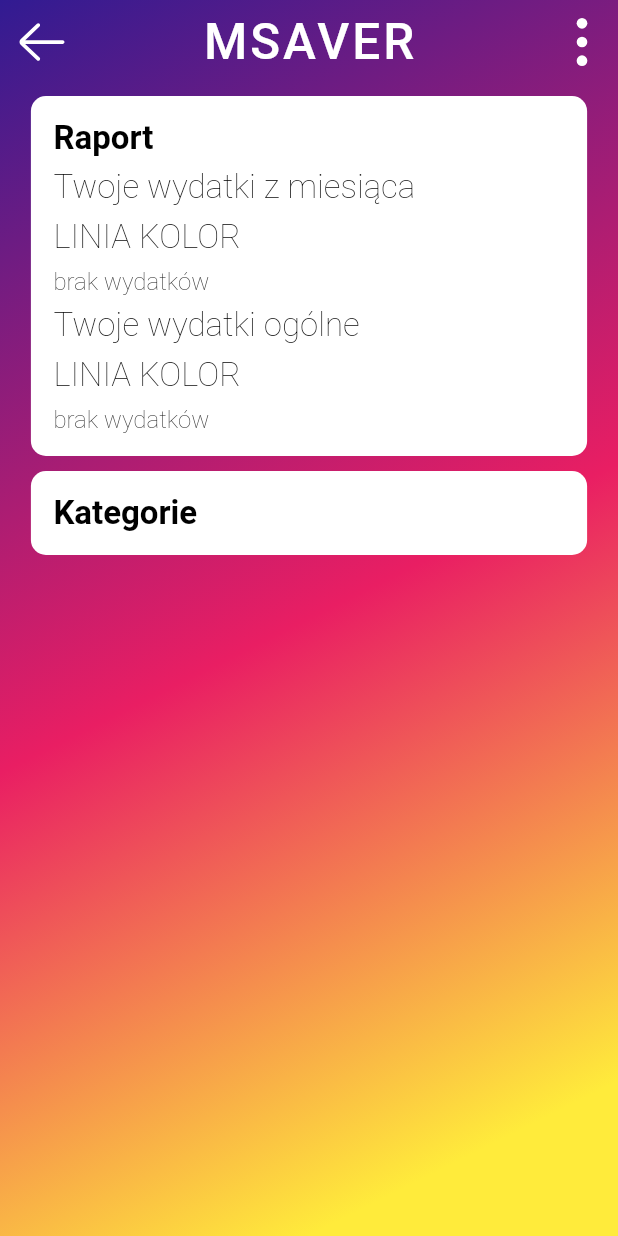
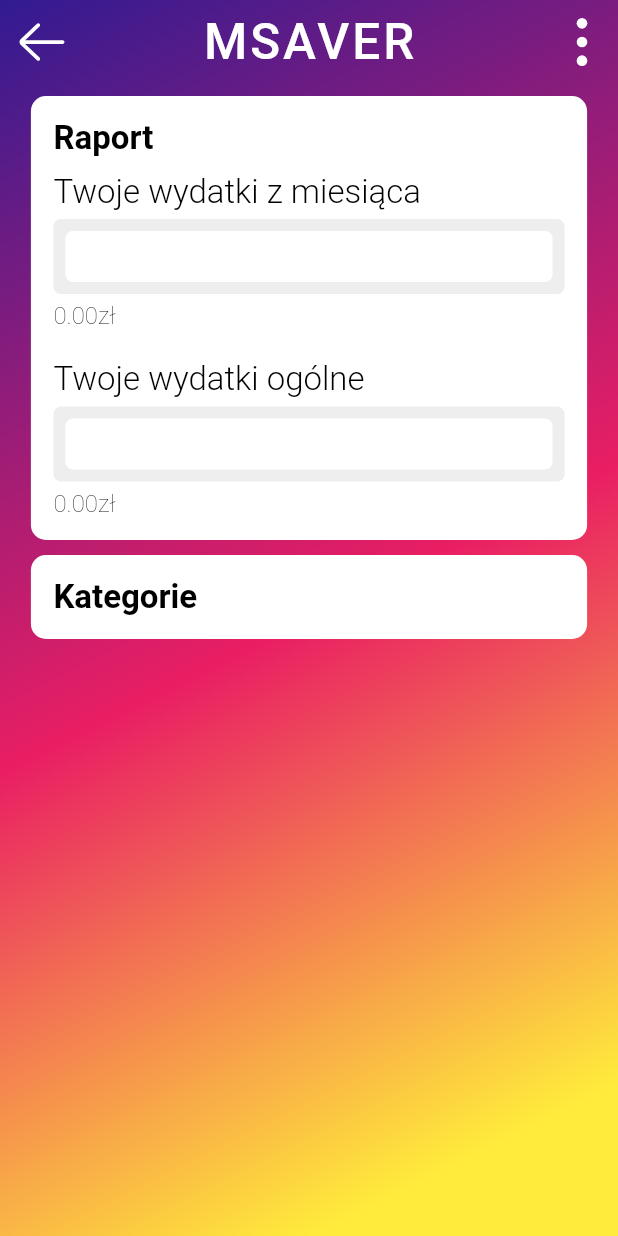
Before and after one commit to kczereczon/flutter_budgetapp_msaver, a Flutter app: the screen it shows after launch, after a tap on "REPORT", on a phone screen of 412 x 824 dp. Run offline on Flutter 3.47's test engine with Material 2 defaults, Android fonts, the phone set to English and light mode, and no system bars; our stand-ins replace flutter_colorpicker, flutter_svg, sqflite; missing offline and left inert: dart:ffi; accounts and stored records are empty.

Commit message:
Dodano wykresy

```diff
--- /dev/null
+++ b/lib/screens/raport/components/BarChart.dart
@@ -0,0 +1,82 @@
+import 'package:flutter/material.dart';
+
+class BarChart extends StatelessWidget {
+  final List items;
+  BarChart({Key key, @required this.items}) : super(key: key);
+
+  @override
+  Widget build(BuildContext context) {
+    return Container(
+        margin: EdgeInsets.symmetric(vertical: 5),
+        height: 50,
+        padding: EdgeInsets.all(8),
+        decoration: BoxDecoration(
+          color: Colors.grey[200],
+          borderRadius: BorderRadius.circular(5),
+        ),
+        child: Container(
+          height: 50,
+          decoration: BoxDecoration(
+            color: Colors.white,
+            borderRadius: BorderRadius.circular(5),
+          ),
+          child: Row(
+            mainAxisSize: MainAxisSize.max,
+            children: [
+              for (var item in this.items)
+                BarItem(color: Color(item['c_color']), size: item['sum']/this.totalSum())
+            ],
+          ),
+        ));
+  }
+
+  double totalSum() {
+    double sum = 0;
+    this.items.forEach((element) {
+      sum += element['sum'];
+    });
+    print("suma to: "+sum.toString());
+    return sum;
+  }
+}
+
+class BarItem extends StatelessWidget {
+  final Color color;
+  final double size;
+
+  BarItem({Key key, @required this.color, @required this.size})
+      : super(key: key);
+
+  @override
+  Widget build(BuildContext context) {
+    return Expanded(
+            flex: (size*100).toInt(),
+            child: Container(
+          decoration: BoxDecoration(
+            color: this.color,
+            borderRadius: BorderRadius.circular(5),
+          ),
+        ),
+    );
+  }
+}
+
+// class BarChart extends StatefulWidget {
+//   final List items;
+//   double totalSum;
+
+//   BarChart({Key key, @required this.items}) : super(key: key);
+//   @override
+//   _BarChartState createState() => _BarChartState();
+// }
+
+// class _BarChartState extends State<BarChart> {
+//   @override
+//   void initState() {
+//     super.initState();
+//     widget.items.forEach((element) {
+//       widget.totalSum += element['sum'];
+//     });
+//     print(widget.items);
+//   }
+// }
--- a/lib/screens/raport/components/Body.dart
+++ b/lib/screens/raport/components/Body.dart
@@ -2,10 +2,13 @@ import 'dart:async';
 import 'package:flutter/material.dart';
 import 'package:pam_2020_msaver/components/Raport.dart';
 import 'package:pam_2020_msaver/models/CategoryModel.dart';
+import 'package:pam_2020_msaver/screens/raport/components/BarChart.dart';
 import 'package:pam_2020_msaver/utils/SqliteDatabase.dart';
 
 class Body extends StatefulWidget {
   Future<List<CategoryModel>> categories = SqliteDatabase.db.getAllCategories();
+  List allSummedMonth;
+  List allSummed;
 
   @override
   State<Body> createState() {
@@ -48,24 +51,17 @@ class _RaportView extends State<Body> {
                         TextStyle(fontSize: 22, fontWeight: FontWeight.bold)),
               ],
             ),
+            SizedBox(height: 10),
             Row(
               mainAxisSize: MainAxisSize.max,
               mainAxisAlignment: MainAxisAlignment.spaceBetween,
               children: [
                 Text("Twoje wydatki z miesiąca",
                     style:
-                        TextStyle(fontSize: 22, fontWeight: FontWeight.w200)),
+                        TextStyle(fontSize: 22, fontWeight: FontWeight.w300)),
               ],
             ),
-            Row(
-              mainAxisSize: MainAxisSize.max,
-              mainAxisAlignment: MainAxisAlignment.spaceBetween,
-              children: [
-                Text("LINIA KOLOR",
-                    style:
-                        TextStyle(fontSize: 22, fontWeight: FontWeight.w200)),
-              ],
-            ),
+            BarChart(items: widget.allSummedMonth),
             Row(
               mainAxisSize: MainAxisSize.max,
               mainAxisAlignment: MainAxisAlignment.spaceBetween,
@@ -75,24 +71,17 @@ class _RaportView extends State<Body> {
                         TextStyle(fontSize: 16, fontWeight: FontWeight.w200)),
               ],
             ),
+            SizedBox(height: 20),
             Row(
               mainAxisSize: MainAxisSize.max,
               mainAxisAlignment: MainAxisAlignment.spaceBetween,
               children: [
                 Text("Twoje wydatki ogólne",
                     style:
-                        TextStyle(fontSize: 22, fontWeight: FontWeight.w200)),
+                        TextStyle(fontSize: 22, fontWeight: FontWeight.w300)),
               ],
             ),
-            Row(
-              mainAxisSize: MainAxisSize.max,
-              mainAxisAlignment: MainAxisAlignment.spaceBetween,
-              children: [
-                Text("LINIA KOLOR",
-                    style:
-                        TextStyle(fontSize: 22, fontWeight: FontWeight.w200)),
-              ],
-            ),
+            BarChart(items: widget.allSummedMonth),
             Row(
               mainAxisSize: MainAxisSize.max,
               mainAxisAlignment: MainAxisAlignment.spaceBetween,
@@ -104,7 +93,6 @@ class _RaportView extends State<Body> {
             ),
           ],
         ),
-        height: 240,
       ),
       Container(
           margin: EdgeInsets.only(top: 10),
@@ -129,18 +117,25 @@ class _RaportView extends State<Body> {
   }
 
   void displayTotal() async{
-    var total = (await SqliteDatabase.db.getSumOutcome())[0]['sum'];
+    widget.allSummed = await SqliteDatabase.db.getSumOutcome();
+    print(widget.allSummed);
     setState(() {
-      print("$total");
+      double total = 0;
+      widget.allSummed.forEach((item) {
+        total += item['sum'];
+      });
       getTotal = total;
     });
   }
 
   void diplayMonth() async {
-    var total1 = (await SqliteDatabase.db.getSumMonth())[0]['sum'];
+    widget.allSummedMonth = await SqliteDatabase.db.getSumMonth();
     setState(() {
-      print("$total1");
-      getMonth = total1;
+      double total = 0;
+      widget.allSummedMonth.forEach((item) {
+        total += item['sum'];
+      });
+      getMonth = total;
     });
   }
 }
--- a/lib/utils/SqliteDatabase.dart
+++ b/lib/utils/SqliteDatabase.dart
@@ -2,6 +2,7 @@ import 'dart:io';
 
 import 'package:flutter/material.dart';
 import 'package:flutter/widgets.dart';
+import 'package:intl/intl.dart';
 import 'package:pam_2020_msaver/models/CategoryModel.dart';
 import 'package:pam_2020_msaver/models/OutcomeModel.dart';
 import 'package:path_provider/path_provider.dart';
@@ -89,16 +90,23 @@ class SqliteDatabase {
     db.delete("outcomes", where: "category_id = ?", whereArgs: [id]);
   }
 
-
   Future getSumOutcome() async {
     var db = await database;
-    var result = await db.rawQuery("SELECT SUM(value) as sum FROM outcomes");
+    var result = await db.rawQuery("SELECT categories.name as c_name, categories.color as c_color, categories.id as c_id, SUM(value) as sum FROM outcomes LEFT JOIN categories ON outcomes.category_id = categories.id GROUP BY category_id");
     return result.toList();
   }
 
   Future getSumMonth() async {
     var db = await database;
-    var result = await db.rawQuery("SELECT SUM(value) as sum FROM outcomes WHERE datetime >= date(2020-06-12)");
+    DateTime now = new DateTime.now();
+    DateTime lastDayOfMonth = new DateTime(now.year, now.month + 1, 0);
+    var formatter = new DateFormat('yyyy-MM-dd');
+    var result = await db.rawQuery(
+        "SELECT categories.name as c_name, categories.color as c_color, categories.id as c_id, SUM(value) as sum FROM outcomes LEFT JOIN categories ON outcomes.category_id = categories.id WHERE datetime BETWEEN \"" +
+            formatter.format(now) +
+            "\" AND \"" +
+            formatter.format(lastDayOfMonth) +
+            "\" GROUP BY category_id ORDER BY sum DESC");
     return result.toList();
   }
 
```
Also changed, not shown: lib/screens/home/components/Body.dart (+5 -4 lines). Lines whose indentation alone changed are shown as unchanged.
